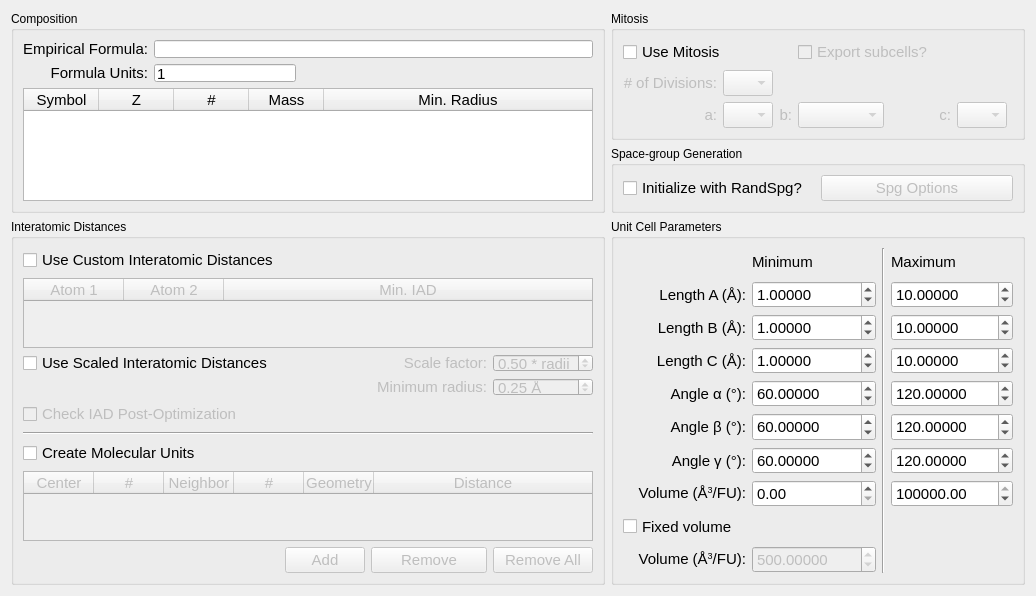
This is src/xtalopt/ui/tab_init.ui in xtalopt/XtalOpt as Qt 5 draws it before an edit. The edited form follows.
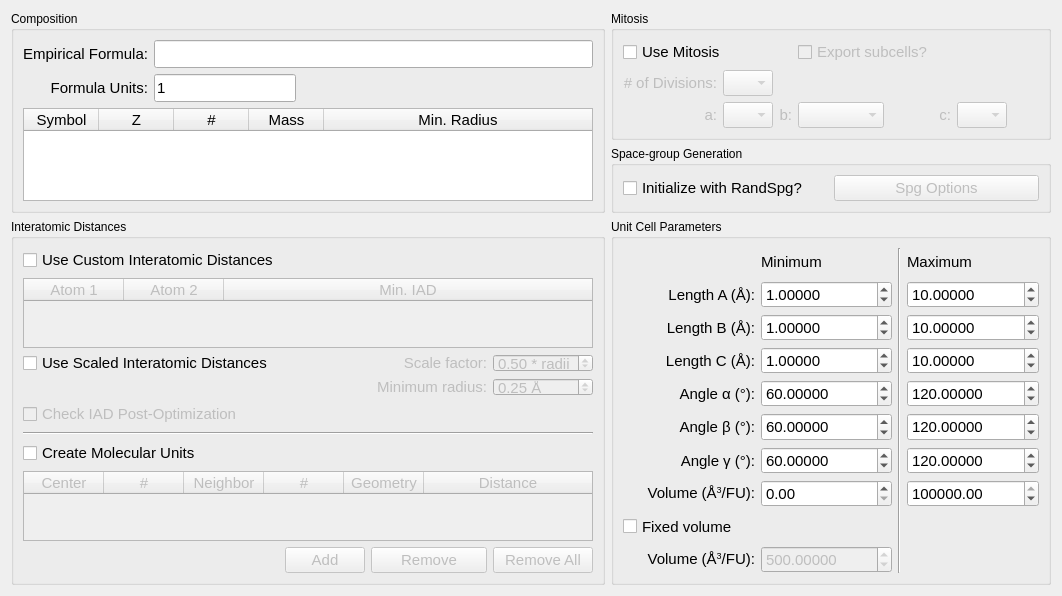
This is the edited form.

Commit message:
Improve aesthetics on tab_init
The empirical formula and formula unit boxes
were resized so that one can see them better.

Also, the column widths for MolUnits were resized
as well.

```diff
--- a/src/xtalopt/ui/tab_init.ui
+++ b/src/xtalopt/ui/tab_init.ui
@@ -6,8 +6,8 @@
    <rect>
     <x>0</x>
     <y>0</y>
-    <width>946</width>
-    <height>563</height>
+    <width>1062</width>
+    <height>589</height>
    </rect>
   </property>
   <property name="sizePolicy">
@@ -76,7 +76,7 @@
         <property name="minimumSize">
          <size>
           <width>0</width>
-          <height>18</height>
+          <height>28</height>
          </size>
         </property>
         <property name="baseSize">
@@ -128,7 +128,7 @@
       <item row="1" column="1">
        <widget class="QLineEdit" name="edit_formula_units">
         <property name="sizePolicy">
-         <sizepolicy hsizetype="Fixed" vsizetype="Minimum">
+         <sizepolicy hsizetype="Fixed" vsizetype="Fixed">
           <horstretch>0</horstretch>
           <verstretch>0</verstretch>
          </sizepolicy>
@@ -136,7 +136,7 @@
         <property name="minimumSize">
          <size>
           <width>0</width>
-          <height>18</height>
+          <height>28</height>
          </size>
         </property>
         <property name="baseSize">
@@ -777,10 +777,10 @@
          <bool>true</bool>
         </attribute>
         <attribute name="horizontalHeaderDefaultSectionSize">
-         <number>70</number>
+         <number>80</number>
         </attribute>
         <attribute name="horizontalHeaderMinimumSectionSize">
-         <number>70</number>
+         <number>80</number>
         </attribute>
         <attribute name="horizontalHeaderStretchLastSection">
          <bool>true</bool>
```
